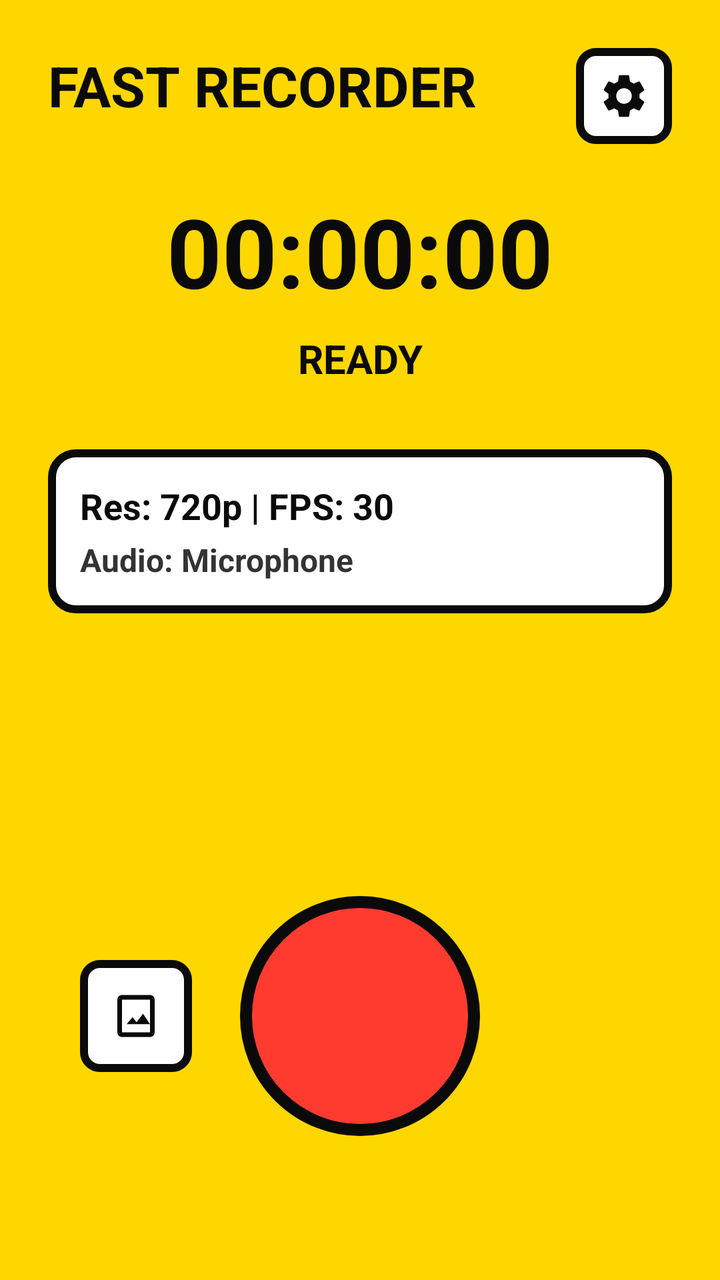
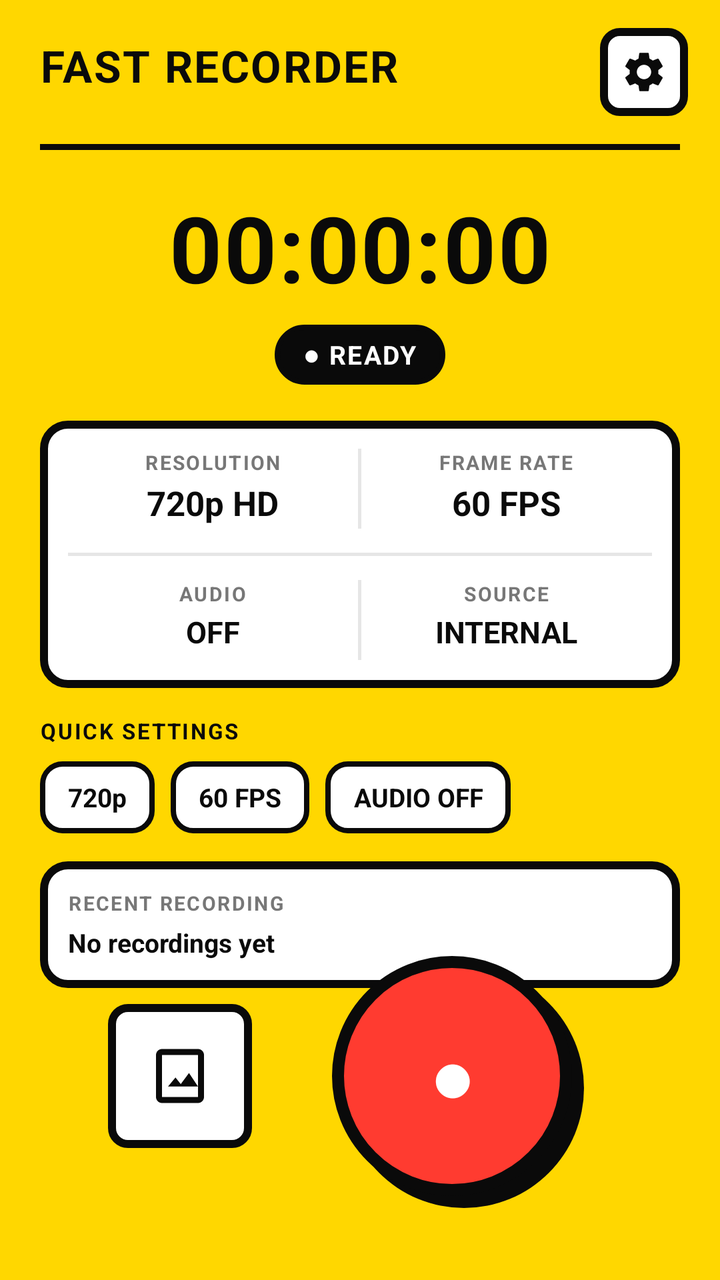

Before-and-after screenshots of an Android layout around one commit, followed by the original layout XML and the change that was made.
<!-- AndroidManifest.xml: activity theme Theme.MyApplication -->
<!-- res/layout/activity_main.xml -->
<?xml version="1.0" encoding="utf-8"?>
<androidx.constraintlayout.widget.ConstraintLayout 
    xmlns:android="http://schemas.android.com/apk/res/android"
    xmlns:app="http://schemas.android.com/apk/res-auto"
    android:layout_width="match_parent"
    android:layout_height="match_parent"
    android:background="@color/neo_yellow"
    android:clipChildren="false"
    android:clipToPadding="false"
    android:padding="24dp">

    
    <TextView
        android:id="@+id/tvTitle"
        android:layout_width="wrap_content"
        android:layout_height="wrap_content"
        android:text="FAST RECORDER"
        android:textSize="28sp"
        android:textStyle="bold"
        android:textColor="@color/neo_black"
        app:layout_constraintTop_toTopOf="parent"
        app:layout_constraintStart_toStartOf="parent"/>

    <ImageView
        android:id="@+id/btnSettings"
        android:layout_width="48dp"
        android:layout_height="48dp"
        android:padding="11dp"
        android:background="@drawable/bg_neo_button"
        android:src="@drawable/ic_settings"
        app:layout_constraintTop_toTopOf="parent"
        app:layout_constraintEnd_toEndOf="parent"
        app:tint="@color/neo_black"/>

    
    <TextView
        android:id="@+id/tvTimer"
        android:layout_width="wrap_content"
        android:layout_height="wrap_content"
        android:text="00:00:00"
        android:textSize="48sp"
        android:textStyle="bold"
        android:textColor="@color/neo_black"
        android:layout_marginTop="32dp"
        app:layout_constraintTop_toBottomOf="@id/tvTitle"
        app:layout_constraintStart_toStartOf="parent"
        app:layout_constraintEnd_toEndOf="parent"/>

    <TextView
        android:id="@+id/tvStatus"
        android:layout_width="wrap_content"
        android:layout_height="wrap_content"
        android:text="READY"
        android:textSize="20sp"
        android:textStyle="bold"
        android:textColor="@color/neo_black"
        app:layout_constraintTop_toBottomOf="@id/tvTimer"
        app:layout_constraintStart_toStartOf="parent"
        app:layout_constraintEnd_toEndOf="parent"
        android:layout_marginTop="8dp"/>

    
    <LinearLayout
        android:id="@+id/configCard"
        android:layout_width="match_parent"
        android:layout_height="wrap_content"
        android:orientation="vertical"
        android:background="@drawable/bg_neo_card"
        android:padding="16dp"
        android:layout_marginTop="32dp"
        app:layout_constraintTop_toBottomOf="@id/tvStatus">
        
        <TextView
            android:id="@+id/tvResolution"
            android:layout_width="wrap_content"
            android:layout_height="wrap_content"
            android:text="Res: 720p | FPS: 30"
            android:textSize="18sp"
            android:textStyle="bold"
            android:textColor="@color/neo_black"/>

        <TextView
            android:id="@+id/tvAudioInfo"
            android:layout_width="wrap_content"
            android:layout_height="wrap_content"
            android:text="Audio: Microphone"
            android:textSize="16sp"
            android:textStyle="bold"
            android:textColor="#333333"
            android:layout_marginTop="4dp"/>
    </LinearLayout>

    
    <FrameLayout
        android:id="@+id/btnRecContainer"
        android:layout_width="180dp"
        android:layout_height="180dp"
        android:clipChildren="false"
        android:clipToPadding="false"
        app:layout_constraintBottom_toBottomOf="parent"
        app:layout_constraintStart_toStartOf="parent"
        app:layout_constraintEnd_toEndOf="parent"
        android:layout_marginBottom="18dp">
        
        <View
            android:id="@+id/recPulse"
            android:layout_width="120dp"
            android:layout_height="120dp"
            android:layout_gravity="center"
            android:background="@drawable/bg_neo_rec"
            android:alpha="0"/>

        <View
            android:id="@+id/btnRec"
            android:layout_width="120dp"
            android:layout_height="120dp"
            android:layout_gravity="center"
            android:background="@drawable/bg_neo_rec"/>
    </FrameLayout>

    <ImageView
        android:id="@+id/btnGallery"
        android:layout_width="56dp"
        android:layout_height="56dp"
        android:padding="14dp"
        android:background="@drawable/bg_neo_button"
        android:src="@drawable/ic_gallery"
        app:layout_constraintBottom_toBottomOf="@id/btnRecContainer"
        app:layout_constraintTop_toTopOf="@id/btnRecContainer"
        app:layout_constraintStart_toStartOf="parent"
        android:layout_marginStart="16dp"
        app:tint="@color/neo_black"/>

</androidx.constraintlayout.widget.ConstraintLayout>
<!-- resources referenced by this layout -->
<resources>
  <color name="neo_black">#0A0A0A</color>
  <color name="neo_yellow">#FFD700</color>
  <!-- drawable bg_neo_button (drawable) -->
  <?xml version="1.0" encoding="utf-8"?>
  <shape xmlns:android="http://schemas.android.com/apk/res/android" android:shape="rectangle">
      <solid android:color="@color/neo_white"/>
      <stroke android:width="4dp" android:color="@color/neo_black"/>
      <corners android:radius="8dp"/>
  </shape>
  <!-- drawable bg_neo_card (drawable) -->
  <?xml version="1.0" encoding="utf-8"?>
  <shape xmlns:android="http://schemas.android.com/apk/res/android" android:shape="rectangle">
      <solid android:color="@color/neo_white"/>
      <stroke android:width="4dp" android:color="@color/neo_black"/>
      <corners android:radius="12dp"/>
  </shape>
  <!-- drawable bg_neo_rec (drawable) -->
  <?xml version="1.0" encoding="utf-8"?>
  <shape xmlns:android="http://schemas.android.com/apk/res/android" android:shape="oval">
      <solid android:color="@color/neo_red"/>
      <stroke android:width="6dp" android:color="@color/neo_black"/>
  </shape>
  <!-- drawable ic_gallery (drawable) -->
  <vector xmlns:android="http://schemas.android.com/apk/res/android"
      android:width="96dp"
      android:height="96dp"
      android:viewportWidth="96"
      android:viewportHeight="96">
      <group
          android:scaleX="4"
          android:scaleY="4">
          <path
              android:fillColor="@color/neo_black"
              android:pathData="M18,3H6C4.9,3 4,3.9 4,5v14c0,1.1 0.9,2 2,2h12c1.1,0 2,-0.9 2,-2V5C20,3.9 19.1,3 18,3zM18,19H6V5h12V19zM8,15.5l2.5,-3.01L12.25,14.7l2.75,-3.7L18,15.5H8z"/>
      </group>
  </vector>
  <style name="Theme.MyApplication" parent="Theme.AppCompat.Light.NoActionBar">
          <item name="android:statusBarColor">@color/neo_yellow</item>
          <item name="android:windowBackground">@color/neo_yellow</item>
          <item name="android:navigationBarColor">@color/neo_black</item>
      </style>
  <color name="neo_white">#FFFFFF</color>
  <color name="neo_red">#FF3B30</color>
  <!-- unchanged entries left out for length: 1 -->
</resources>

<!-- the commit's change to res/layout/activity_main.xml (unified diff, before → after) -->
@@ -6,31 +6,50 @@
     android:layout_height="match_parent"
     android:background="@color/neo_yellow"
     android:clipChildren="false"
-    android:clipToPadding="false"
-    android:padding="24dp">
+    android:clipToPadding="false">
 
     
     <TextView
         android:id="@+id/tvTitle"
-        android:layout_width="wrap_content"
+        android:layout_width="0dp"
         android:layout_height="wrap_content"
         android:text="FAST RECORDER"
-        android:textSize="28sp"
+        android:textSize="22sp"
         android:textStyle="bold"
+        android:letterSpacing="0.04"
         android:textColor="@color/neo_black"
+        android:layout_marginStart="20dp"
+        android:layout_marginTop="18dp"
         app:layout_constraintTop_toTopOf="parent"
-        app:layout_constraintStart_toStartOf="parent"/>
+        app:layout_constraintStart_toStartOf="parent"
+        app:layout_constraintEnd_toStartOf="@id/btnSettings"
+        app:layout_constraintHorizontal_bias="0"/>
 
     <ImageView
         android:id="@+id/btnSettings"
-        android:layout_width="48dp"
-        android:layout_height="48dp"
-        android:padding="11dp"
+        android:layout_width="44dp"
+        android:layout_height="44dp"
+        android:layout_marginEnd="16dp"
+        android:layout_marginTop="14dp"
+        android:padding="10dp"
         android:background="@drawable/bg_neo_button"
         android:src="@drawable/ic_settings"
+        app:tint="@color/neo_black"
         app:layout_constraintTop_toTopOf="parent"
-        app:layout_constraintEnd_toEndOf="parent"
-        app:tint="@color/neo_black"/>
+        app:layout_constraintEnd_toEndOf="parent"/>
+
+    
+    <View
+        android:id="@+id/headerDivider"
+        android:layout_width="0dp"
+        android:layout_height="3dp"
+        android:background="@color/neo_black"
+        android:layout_marginTop="14dp"
+        android:layout_marginStart="20dp"
+        android:layout_marginEnd="20dp"
+        app:layout_constraintTop_toBottomOf="@id/btnSettings"
+        app:layout_constraintStart_toStartOf="parent"
+        app:layout_constraintEnd_toEndOf="parent"/>
 
     
     <TextView
@@ -38,97 +57,413 @@
         android:layout_width="wrap_content"
         android:layout_height="wrap_content"
         android:text="00:00:00"
-        android:textSize="48sp"
+        android:textSize="46sp"
         android:textStyle="bold"
+        android:letterSpacing="0.02"
         android:textColor="@color/neo_black"
-        android:layout_marginTop="32dp"
-        app:layout_constraintTop_toBottomOf="@id/tvTitle"
+        android:layout_marginTop="18dp"
+        app:layout_constraintTop_toBottomOf="@id/headerDivider"
         app:layout_constraintStart_toStartOf="parent"
         app:layout_constraintEnd_toEndOf="parent"/>
 
+    
     <TextView
         android:id="@+id/tvStatus"
         android:layout_width="wrap_content"
         android:layout_height="wrap_content"
-        android:text="READY"
-        android:textSize="20sp"
+        android:text="● READY"
+        android:textSize="13sp"
         android:textStyle="bold"
-        android:textColor="@color/neo_black"
+        android:letterSpacing="0.06"
+        android:textColor="@color/neo_white"
+        android:background="@drawable/bg_pill_black"
+        android:paddingStart="14dp"
+        android:paddingEnd="14dp"
+        android:paddingTop="6dp"
+        android:paddingBottom="6dp"
+        android:layout_marginTop="8dp"
         app:layout_constraintTop_toBottomOf="@id/tvTimer"
         app:layout_constraintStart_toStartOf="parent"
-        app:layout_constraintEnd_toEndOf="parent"
-        android:layout_marginTop="8dp"/>
+        app:layout_constraintEnd_toEndOf="parent"/>
 
     
     <LinearLayout
         android:id="@+id/configCard"
-        android:layout_width="match_parent"
+        android:layout_width="0dp"
         android:layout_height="wrap_content"
         android:orientation="vertical"
         android:background="@drawable/bg_neo_card"
-        android:padding="16dp"
-        android:layout_marginTop="32dp"
-        app:layout_constraintTop_toBottomOf="@id/tvStatus">
+        android:padding="14dp"
+        android:layout_marginStart="20dp"
+        android:layout_marginEnd="20dp"
+        android:layout_marginTop="18dp"
+        app:layout_constraintTop_toBottomOf="@id/tvStatus"
+        app:layout_constraintStart_toStartOf="parent"
+        app:layout_constraintEnd_toEndOf="parent">
+
         
         <TextView
             android:id="@+id/tvResolution"
             android:layout_width="wrap_content"
             android:layout_height="wrap_content"
-            android:text="Res: 720p | FPS: 30"
-            android:textSize="18sp"
-            android:textStyle="bold"
-            android:textColor="@color/neo_black"/>
-
+            android:visibility="gone"/>
         <TextView
             android:id="@+id/tvAudioInfo"
             android:layout_width="wrap_content"
             android:layout_height="wrap_content"
-            android:text="Audio: Microphone"
-            android:textSize="16sp"
+            android:visibility="gone"/>
+
+        <LinearLayout
+            android:layout_width="match_parent"
+            android:layout_height="wrap_content"
+            android:orientation="horizontal"
+            android:weightSum="2">
+
+            <LinearLayout
+                android:layout_width="0dp"
+                android:layout_height="wrap_content"
+                android:layout_weight="1"
+                android:orientation="vertical"
+                android:gravity="center_horizontal">
+
+                <TextView
+                    android:layout_width="wrap_content"
+                    android:layout_height="wrap_content"
+                    android:text="RESOLUTION"
+                    android:textSize="10sp"
+                    android:textStyle="bold"
+                    android:letterSpacing="0.08"
+                    android:textColor="#777777"/>
+
+                <TextView
+                    android:id="@+id/tvResValue"
+                    android:layout_width="wrap_content"
+                    android:layout_height="wrap_content"
+                    android:text="720p HD"
+                    android:textSize="17sp"
+                    android:textStyle="bold"
+                    android:textColor="@color/neo_black"
+                    android:layout_marginTop="2dp"/>
+            </LinearLayout>
+
+            <View
+                android:layout_width="1.5dp"
+                android:layout_height="40dp"
+                android:background="#1A0A0A0A"
+                android:layout_gravity="center_vertical"/>
+
+            <LinearLayout
+                android:layout_width="0dp"
+                android:layout_height="wrap_content"
+                android:layout_weight="1"
+                android:orientation="vertical"
+                android:gravity="center_horizontal">
+
+                <TextView
+                    android:layout_width="wrap_content"
+                    android:layout_height="wrap_content"
+                    android:text="FRAME RATE"
+                    android:textSize="10sp"
+                    android:textStyle="bold"
+                    android:letterSpacing="0.08"
+                    android:textColor="#777777"/>
+
+                <TextView
+                    android:id="@+id/tvFpsValue"
+                    android:layout_width="wrap_content"
+                    android:layout_height="wrap_content"
+                    android:text="60 FPS"
+                    android:textSize="17sp"
+                    android:textStyle="bold"
+                    android:textColor="@color/neo_black"
+                    android:layout_marginTop="2dp"/>
+            </LinearLayout>
+        </LinearLayout>
+
+        <View
+            android:layout_width="match_parent"
+            android:layout_height="1.5dp"
+            android:background="#1A0A0A0A"
+            android:layout_marginTop="12dp"
+            android:layout_marginBottom="12dp"/>
+
+        <LinearLayout
+            android:layout_width="match_parent"
+            android:layout_height="wrap_content"
+            android:orientation="horizontal"
+            android:weightSum="2">
+
+            <LinearLayout
+                android:layout_width="0dp"
+                android:layout_height="wrap_content"
+                android:layout_weight="1"
+                android:orientation="vertical"
+                android:gravity="center_horizontal">
+
+                <TextView
+                    android:layout_width="wrap_content"
+                    android:layout_height="wrap_content"
+                    android:text="AUDIO"
+                    android:textSize="10sp"
+                    android:textStyle="bold"
+                    android:letterSpacing="0.08"
+                    android:textColor="#777777"/>
+
+                <TextView
+                    android:id="@+id/tvAudioValue"
+                    android:layout_width="wrap_content"
+                    android:layout_height="wrap_content"
+                    android:text="OFF"
+                    android:textSize="15sp"
+                    android:textStyle="bold"
+                    android:textColor="@color/neo_black"
+                    android:layout_marginTop="2dp"/>
+            </LinearLayout>
+
+            <View
+                android:layout_width="1.5dp"
+                android:layout_height="40dp"
+                android:background="#1A0A0A0A"
+                android:layout_gravity="center_vertical"/>
+
+            <LinearLayout
+                android:layout_width="0dp"
+                android:layout_height="wrap_content"
+                android:layout_weight="1"
+                android:orientation="vertical"
+                android:gravity="center_horizontal">
+
+                <TextView
+                    android:layout_width="wrap_content"
+                    android:layout_height="wrap_content"
+                    android:text="SOURCE"
+                    android:textSize="10sp"
+                    android:textStyle="bold"
+                    android:letterSpacing="0.08"
+                    android:textColor="#777777"/>
+
+                <TextView
+                    android:id="@+id/tvSourceValue"
+                    android:layout_width="wrap_content"
+                    android:layout_height="wrap_content"
+                    android:text="INTERNAL"
+                    android:textSize="15sp"
+                    android:textStyle="bold"
+                    android:textColor="@color/neo_black"
+                    android:layout_marginTop="2dp"/>
+            </LinearLayout>
+        </LinearLayout>
+    </LinearLayout>
+
+    
+    <TextView
+        android:id="@+id/tvQuickLabel"
+        android:layout_width="wrap_content"
+        android:layout_height="wrap_content"
+        android:text="QUICK SETTINGS"
+        android:textSize="11sp"
+        android:textStyle="bold"
+        android:letterSpacing="0.08"
+        android:textColor="@color/neo_black"
+        android:layout_marginTop="14dp"
+        android:layout_marginStart="20dp"
+        app:layout_constraintTop_toBottomOf="@id/configCard"
+        app:layout_constraintStart_toStartOf="parent"/>
+
+    <LinearLayout
+        android:id="@+id/quickSettingsRow"
+        android:layout_width="0dp"
+        android:layout_height="wrap_content"
+        android:orientation="horizontal"
+        android:gravity="start"
+        android:layout_marginTop="8dp"
+        android:layout_marginStart="20dp"
+        android:layout_marginEnd="20dp"
+        app:layout_constraintTop_toBottomOf="@id/tvQuickLabel"
+        app:layout_constraintStart_toStartOf="parent"
+        app:layout_constraintEnd_toEndOf="parent">
+
+        <TextView
+            android:id="@+id/chipRes"
+            android:layout_width="wrap_content"
+            android:layout_height="36dp"
+            android:gravity="center"
+            android:paddingStart="14dp"
+            android:paddingEnd="14dp"
+            android:text="720p"
+            android:textSize="13sp"
             android:textStyle="bold"
-            android:textColor="#333333"
-            android:layout_marginTop="4dp"/>
+            android:textColor="@color/neo_black"
+            android:background="@drawable/bg_chip"/>
+
+        <TextView
+            android:id="@+id/chipFps"
+            android:layout_width="wrap_content"
+            android:layout_height="36dp"
+            android:gravity="center"
+            android:paddingStart="14dp"
+            android:paddingEnd="14dp"
+            android:layout_marginStart="8dp"
+            android:text="60 FPS"
+            android:textSize="13sp"
+            android:textStyle="bold"
+            android:textColor="@color/neo_black"
+            android:background="@drawable/bg_chip"/>
+
+        <TextView
+            android:id="@+id/chipAudio"
+            android:layout_width="wrap_content"
+            android:layout_height="36dp"
+            android:gravity="center"
+            android:paddingStart="14dp"
+            android:paddingEnd="14dp"
+            android:layout_marginStart="8dp"
+            android:text="AUDIO OFF"
+            android:textSize="13sp"
+            android:textStyle="bold"
+            android:textColor="@color/neo_black"
+            android:background="@drawable/bg_chip"/>
     </LinearLayout>
 
     
-    <FrameLayout
-        android:id="@+id/btnRecContainer"
-        android:layout_width="180dp"
-        android:layout_height="180dp"
+    <LinearLayout
+        android:id="@+id/recentCard"
+        android:layout_width="0dp"
+        android:layout_height="wrap_content"
+        android:orientation="horizontal"
+        android:gravity="center_vertical"
+        android:background="@drawable/bg_neo_card"
+        android:padding="14dp"
+        android:layout_marginStart="20dp"
+        android:layout_marginEnd="20dp"
+        android:layout_marginTop="14dp"
+        app:layout_constraintTop_toBottomOf="@id/quickSettingsRow"
+        app:layout_constraintStart_toStartOf="parent"
+        app:layout_constraintEnd_toEndOf="parent">
+
+        <LinearLayout
+            android:layout_width="0dp"
+            android:layout_height="wrap_content"
+            android:layout_weight="1"
+            android:orientation="vertical">
+
+            <TextView
+                android:layout_width="wrap_content"
+                android:layout_height="wrap_content"
+                android:text="RECENT RECORDING"
+                android:textSize="10sp"
+                android:textStyle="bold"
+                android:letterSpacing="0.08"
+                android:textColor="#777777"/>
+
+            <TextView
+                android:id="@+id/tvRecentInfo"
+                android:layout_width="wrap_content"
+                android:layout_height="wrap_content"
+                android:text="No recordings yet"
+                android:textSize="13sp"
+                android:textStyle="bold"
+                android:textColor="@color/neo_black"
+                android:layout_marginTop="4dp"
+                android:maxLines="1"
+                android:ellipsize="end"/>
+        </LinearLayout>
+
+        <ImageView
+            android:id="@+id/btnRecentPlay"
+            android:layout_width="42dp"
+            android:layout_height="42dp"
+            android:padding="10dp"
+            android:background="@drawable/bg_neo_button"
+            android:src="@drawable/ic_play_arrow"
+            app:tint="@color/neo_black"
+            android:visibility="gone"/>
+    </LinearLayout>
+
+    
+    <LinearLayout
+        android:id="@+id/bottomControls"
+        android:layout_width="wrap_content"
+        android:layout_height="wrap_content"
+        android:orientation="horizontal"
+        android:gravity="center_vertical"
         android:clipChildren="false"
         android:clipToPadding="false"
         app:layout_constraintBottom_toBottomOf="parent"
         app:layout_constraintStart_toStartOf="parent"
         app:layout_constraintEnd_toEndOf="parent"
-        android:layout_marginBottom="18dp">
+        android:layout_marginBottom="22dp"
+        android:layout_marginTop="14dp"
+        app:layout_constraintTop_toBottomOf="@id/recentCard"
+        app:layout_constraintVertical_bias="1.0">
+
+        <ImageView
+            android:id="@+id/btnGallery"
+            android:layout_width="72dp"
+            android:layout_height="72dp"
+            android:padding="18dp"
+            android:background="@drawable/bg_neo_button"
+            android:src="@drawable/ic_gallery"
+            app:tint="@color/neo_black"/>
+
         
         <View
-            android:id="@+id/recPulse"
-            android:layout_width="120dp"
-            android:layout_height="120dp"
-            android:layout_gravity="center"
-            android:background="@drawable/bg_neo_rec"
-            android:alpha="0"/>
-
-        <View
-            android:id="@+id/btnRec"
-            android:layout_width="120dp"
-            android:layout_height="120dp"
-            android:layout_gravity="center"
-            android:background="@drawable/bg_neo_rec"/>
-    </FrameLayout>
-
-    <ImageView
-        android:id="@+id/btnGallery"
-        android:layout_width="56dp"
-        android:layout_height="56dp"
-        android:padding="14dp"
-        android:background="@drawable/bg_neo_button"
-        android:src="@drawable/ic_gallery"
-        app:layout_constraintBottom_toBottomOf="@id/btnRecContainer"
-        app:layout_constraintTop_toTopOf="@id/btnRecContainer"
-        app:layout_constraintStart_toStartOf="parent"
-        android:layout_marginStart="16dp"
-        app:tint="@color/neo_black"/>
+            android:layout_width="20dp"
+            android:layout_height="1dp"/>
+
+        <FrameLayout
+            android:id="@+id/btnRecContainer"
+            android:layout_width="160dp"
+            android:layout_height="160dp"
+            android:clipChildren="false"
+            android:clipToPadding="false">
+
+            
+            <View
+                android:layout_width="120dp"
+                android:layout_height="120dp"
+                android:layout_gravity="center"
+                android:layout_marginStart="6dp"
+                android:layout_marginTop="6dp"
+                android:background="@drawable/bg_neo_rec_shadow"
+                android:alpha="1.0"/>
+
+            <View
+                android:id="@+id/recPulse"
+                android:layout_width="120dp"
+                android:layout_height="120dp"
+                android:layout_gravity="center"
+                android:background="@drawable/bg_neo_rec"
+                android:alpha="0"/>
+
+            
+            <View
+                android:id="@+id/recRing"
+                android:layout_width="132dp"
+                android:layout_height="132dp"
+                android:layout_gravity="center"
+                android:background="@drawable/bg_rec_ring"
+                android:alpha="0"/>
+
+            <View
+                android:id="@+id/btnRec"
+                android:layout_width="120dp"
+                android:layout_height="120dp"
+                android:layout_gravity="center"
+                android:background="@drawable/bg_neo_rec"/>
+
+            
+            <TextView
+                android:id="@+id/tvRecIcon"
+                android:layout_width="wrap_content"
+                android:layout_height="wrap_content"
+                android:layout_gravity="center"
+                android:text="●"
+                android:textSize="36sp"
+                android:textStyle="bold"
+                android:textColor="@color/neo_white"
+                android:importantForAccessibility="no"/>
+        </FrameLayout>
+    </LinearLayout>
 
 </androidx.constraintlayout.widget.ConstraintLayout>
<!-- resource entries referenced after the edit -->
@@ -2,6 +2,13 @@
 <resources>
   <color name="neo_black">#0A0A0A</color>
   <color name="neo_yellow">#FFD700</color>
+  <!-- drawable bg_chip (drawable) -->
+  <?xml version="1.0" encoding="utf-8"?>
+  <shape xmlns:android="http://schemas.android.com/apk/res/android" android:shape="rectangle">
+      <solid android:color="@color/neo_white"/>
+      <stroke android:width="2.5dp" android:color="@color/neo_black"/>
+      <corners android:radius="10dp"/>
+  </shape>
   <!-- drawable bg_neo_button (drawable) -->
   <?xml version="1.0" encoding="utf-8"?>
   <shape xmlns:android="http://schemas.android.com/apk/res/android" android:shape="rectangle">
@@ -22,6 +29,24 @@
       <solid android:color="@color/neo_red"/>
       <stroke android:width="6dp" android:color="@color/neo_black"/>
   </shape>
+  <!-- drawable bg_neo_rec_shadow (drawable) -->
+  <?xml version="1.0" encoding="utf-8"?>
+  <shape xmlns:android="http://schemas.android.com/apk/res/android" android:shape="oval">
+      <solid android:color="@color/neo_black"/>
+  </shape>
+  <!-- drawable bg_pill_black (drawable) -->
+  <?xml version="1.0" encoding="utf-8"?>
+  <shape xmlns:android="http://schemas.android.com/apk/res/android" android:shape="rectangle">
+      <solid android:color="@color/neo_black"/>
+      <stroke android:width="2.5dp" android:color="@color/neo_black"/>
+      <corners android:radius="20dp"/>
+  </shape>
+  <!-- drawable bg_rec_ring (drawable) -->
+  <?xml version="1.0" encoding="utf-8"?>
+  <shape xmlns:android="http://schemas.android.com/apk/res/android" android:shape="oval">
+      <solid android:color="@android:color/transparent"/>
+      <stroke android:width="3dp" android:color="@color/neo_black"/>
+  </shape>
   <!-- drawable ic_gallery (drawable) -->
   <vector xmlns:android="http://schemas.android.com/apk/res/android"
       android:width="96dp"
@@ -36,6 +61,20 @@
               android:pathData="M18,3H6C4.9,3 4,3.9 4,5v14c0,1.1 0.9,2 2,2h12c1.1,0 2,-0.9 2,-2V5C20,3.9 19.1,3 18,3zM18,19H6V5h12V19zM8,15.5l2.5,-3.01L12.25,14.7l2.75,-3.7L18,15.5H8z"/>
       </group>
   </vector>
+  <!-- drawable ic_play_arrow (drawable) -->
+  <vector xmlns:android="http://schemas.android.com/apk/res/android"
+      android:width="96dp"
+      android:height="96dp"
+      android:viewportWidth="96"
+      android:viewportHeight="96">
+      <group
+          android:scaleX="4"
+          android:scaleY="4">
+          <path
+              android:fillColor="@color/neo_black"
+              android:pathData="M8,5v14l11,-7z"/>
+      </group>
+  </vector>
   <style name="Theme.MyApplication" parent="Theme.AppCompat.Light.NoActionBar">
           <item name="android:statusBarColor">@color/neo_yellow</item>
           <item name="android:windowBackground">@color/neo_yellow</item>
